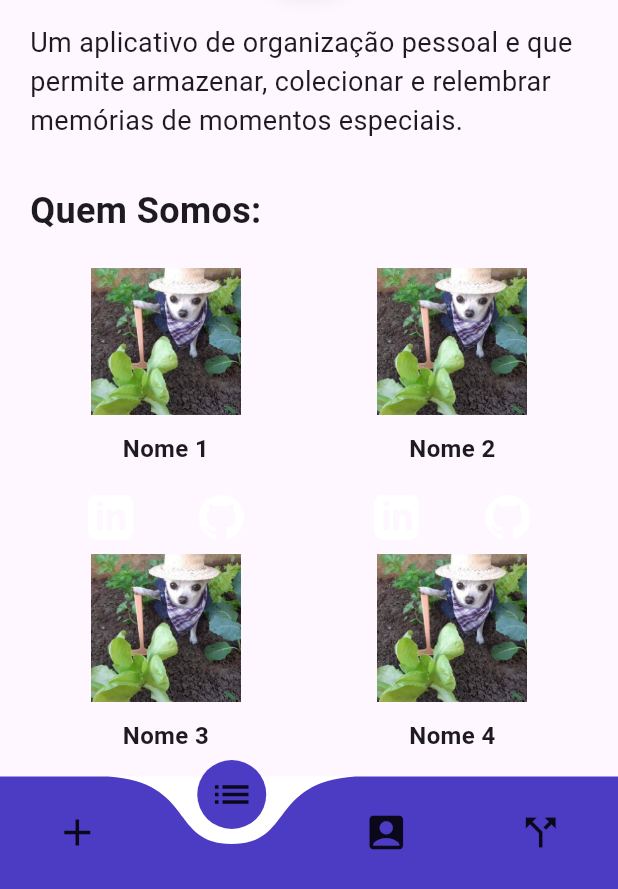
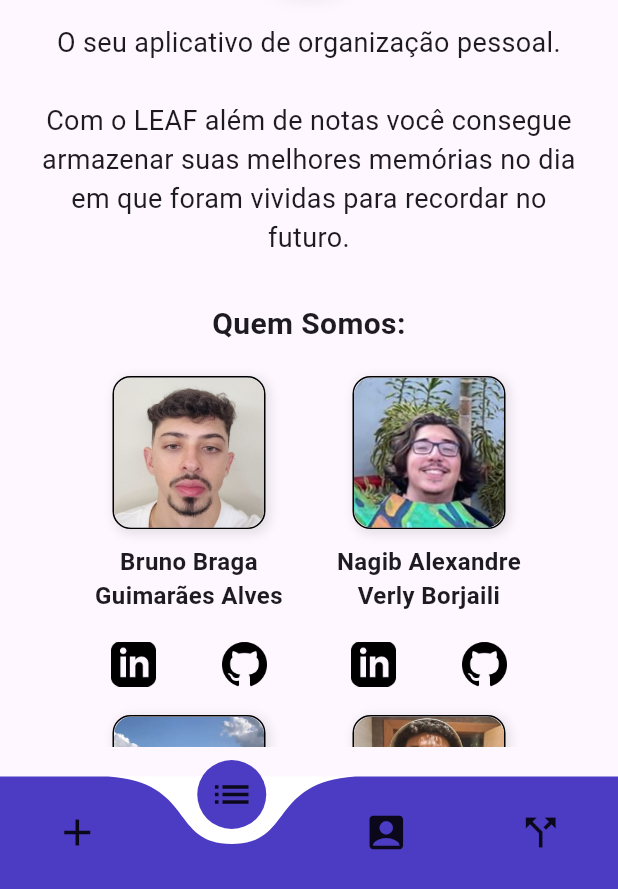
Before and after one commit to LDDM-PUC-MG/LLEAF, a Flutter app: the screen it shows after launch, item 2 of the bottom bar chosen, on a phone screen of 412 x 824 dp, the part 347-1236 px from its top. Run offline on Flutter 3.47's test engine with Material 3 defaults, Android fonts, the phone set to English and light mode, and no system bars; drawn by our look-alikes of curved_navigation_bar; our stand-ins replace image_picker; missing offline and left inert: calendar_slider.

Commit message:
[Atualizacao quemsomos]

```diff
--- a/lib/Telas/quemsomos.dart
+++ b/lib/Telas/quemsomos.dart
@@ -28,7 +28,7 @@ class Quemsomos extends StatelessWidget {
         padding: const EdgeInsets.all(20.0),
         child: SingleChildScrollView(
           child: Column(
-            crossAxisAlignment: CrossAxisAlignment.start,
+            crossAxisAlignment: CrossAxisAlignment.center, // Mudado para center
             children: <Widget>[
               const Center(
                 child: Text(
@@ -58,8 +58,7 @@ class Quemsomos extends StatelessWidget {
                   child: ClipOval(
                     child: Image.asset(
                       'assets/images/logo.png',
-                      fit: BoxFit
-                          .cover,
+                      fit: BoxFit.cover,
                       width: 75,
                       height: 75,
                     ),
@@ -69,40 +68,52 @@ class Quemsomos extends StatelessWidget {
               const SizedBox(height: 20),
 
               const Text(
-                "Um aplicativo de organização pessoal e que permite armazenar, colecionar e relembrar memórias de momentos especiais.",
+                "O seu aplicativo de organização pessoal. \n\nCom o LEAF além de notas você consegue armazenar suas melhores memórias no dia em que foram vividas para recordar no futuro.",
                 style: TextStyle(fontSize: 18),
+                textAlign: TextAlign.center, // Centralizando o texto
               ),
               const SizedBox(height: 30),
 
               const Text(
                 "Quem Somos:",
                 style: TextStyle(
-                  fontSize: 24,
+                  fontSize: 20,
                   fontWeight: FontWeight.bold,
                 ),
+                textAlign: TextAlign.center, // Centralizando o texto
               ),
               const SizedBox(height: 20),
 
-              GridView.count(
-                shrinkWrap: true,
-                physics: const NeverScrollableScrollPhysics(),
-                crossAxisCount: 2, // Duas colunas
-                crossAxisSpacing: 10,
-                mainAxisSpacing: 10,
+              // Centralizando o Wrap
+              Center(
+                child: Wrap(
+                  spacing: 10,
+                  runSpacing: 10,
+                  alignment: WrapAlignment.center,
                   children: [
-                  // Card 1
-                  _buildCard('assets/images/Perfil.png', 'Nome 1',
-                      'https://www.linkedin.com/feed/', 'https://github.com'),
-                  // Card 2
-                  _buildCard('assets/images/Perfil.png', 'Nome 2',
-                      'https://www.linkedin.com/feed/', 'https://github.com'),
-                  // Card 3
-                  _buildCard('assets/images/Perfil.png', 'Nome 3',
-                      'https://www.linkedin.com/feed/', 'https://github.com'),
-                  // Card 4
-                  _buildCard('assets/images/Perfil.png', 'Nome 4',
-                      'https://www.linkedin.com/feed/', 'https://github.com'),
+                    // Cards
+                    _buildCard(
+                        'assets/images/membros/Bruno.png', // bruno
+                        'Bruno Braga Guimarães Alves',
+                        'https://www.linkedin.com/in/bruno-braga-aab900266/',
+                        'https://github.com/Bruno0926'),
+                    _buildCard(
+                        'assets/images/membros/Nagib.png', // nagib
+                        'Nagib Alexandre Verly Borjaili',
+                        'https://www.linkedin.com/in/nagibalexandre/',
+                        'https://github.com/NagibAlexandre'),
+                    _buildCard(
+                        'assets/images/membros/VitorM.png', // vitorm
+                        'Vitor Dias de Britto Militão',
+                        'https://www.linkedin.com/in/vitor-militão-65b254252/',
+                        'https://github.com/militaovitor01'),
+                    _buildCard(
+                        'assets/images/membros/VitorL.png', // vitorl
+                        'Vitor Lucio de Oliveira',
+                        'https://www.linkedin.com/in/vitor-lucio-oliveira/',
+                        'https://github.com/VitorLucioOliveira'),
                   ],
+                ),
               ),
             ],
           ),
@@ -113,20 +124,43 @@ class Quemsomos extends StatelessWidget {
 
   // Função para construir cada card
   Widget _buildCard(String imagePath, String name, String link1, String link2) {
-    return Column(
+    return Container(
+      width: 150,
+      child: Column(
         children: [
-        // Foto
-        Image.asset(
+          Container(
+            decoration: BoxDecoration(
+              border: Border.all(
+                  color: Colors.black, width: 1), // Borda 1px solid black
+              borderRadius: BorderRadius.circular(12),
+              boxShadow: [
+                BoxShadow(
+                  color: Colors.black.withOpacity(0.1), // Sombra
+                  blurRadius: 5,
+                  spreadRadius: 1,
+                  offset: Offset(2, 2),
+                ),
+              ],
+            ),
+            child: ClipRRect(
+              borderRadius: BorderRadius.circular(12), // border radius
+              child: Image.asset(
                 imagePath,
                 width: 100,
                 height: 100,
+                fit: BoxFit.cover,
+              ),
+            ),
           ),
           const SizedBox(height: 10),
 
-        // Nome
-        Text(
+          // Nome centralizado
+          Center(
+            child: Text(
               name,
               style: const TextStyle(fontSize: 16, fontWeight: FontWeight.bold),
+              textAlign: TextAlign.center,
+            ),
           ),
           const SizedBox(height: 10),
 
@@ -158,6 +192,7 @@ class Quemsomos extends StatelessWidget {
             ],
           ),
         ],
+      ),
     );
   }
 
--- a/pubspec.yaml
+++ b/pubspec.yaml
@@ -64,6 +64,10 @@ flutter:
 
   assets:
     - assets/images/
-    - assets/images/Perfil.png
+    - assets/images/membros/
+    - assets/images/membros/Bruno.png
+    - assets/images/membros/Nagib.png
+    - assets/images/membros/VitorM.png
+    - assets/images/membros/VitorL.png
     - assets/images/Link1.png
     - assets/images/Link2.png
```
Also changed, not shown: assets/images/Link1.png, assets/images/Link2.png, assets/images/Perfil.png (deleted), assets/images/membros/Bruno.png (added), assets/images/membros/Nagib.png (added), assets/images/membros/VitorL.png (added), assets/images/membros/VitorM.png (added), pubspec.lock. Lines whose indentation alone changed are shown as unchanged.
